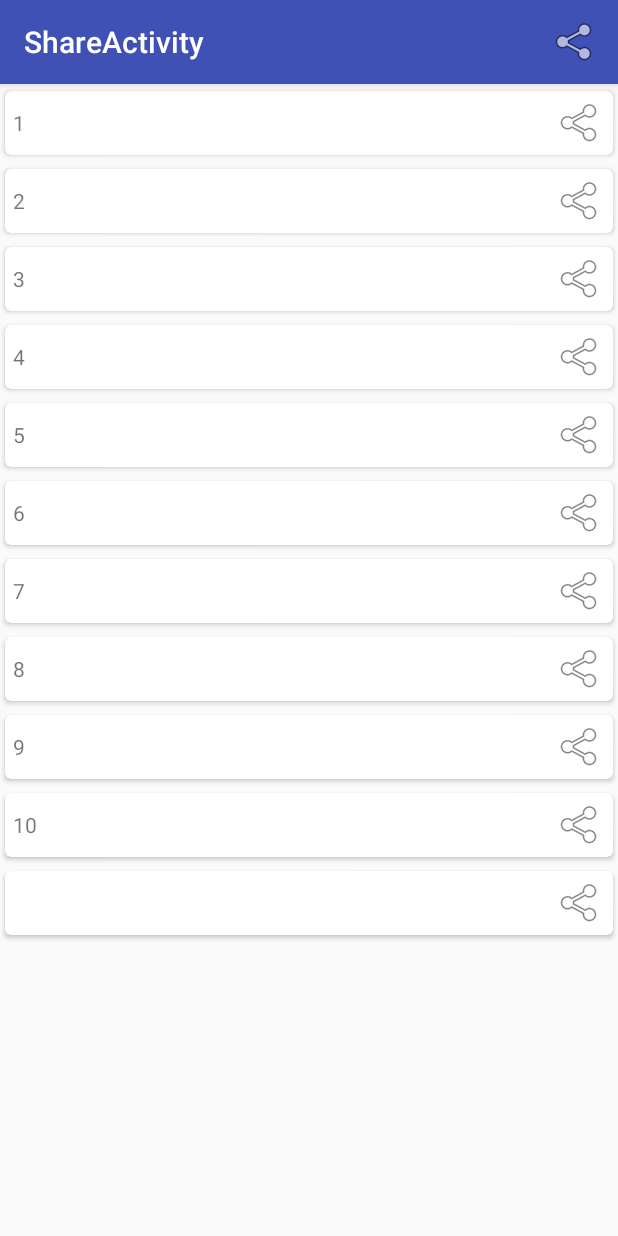
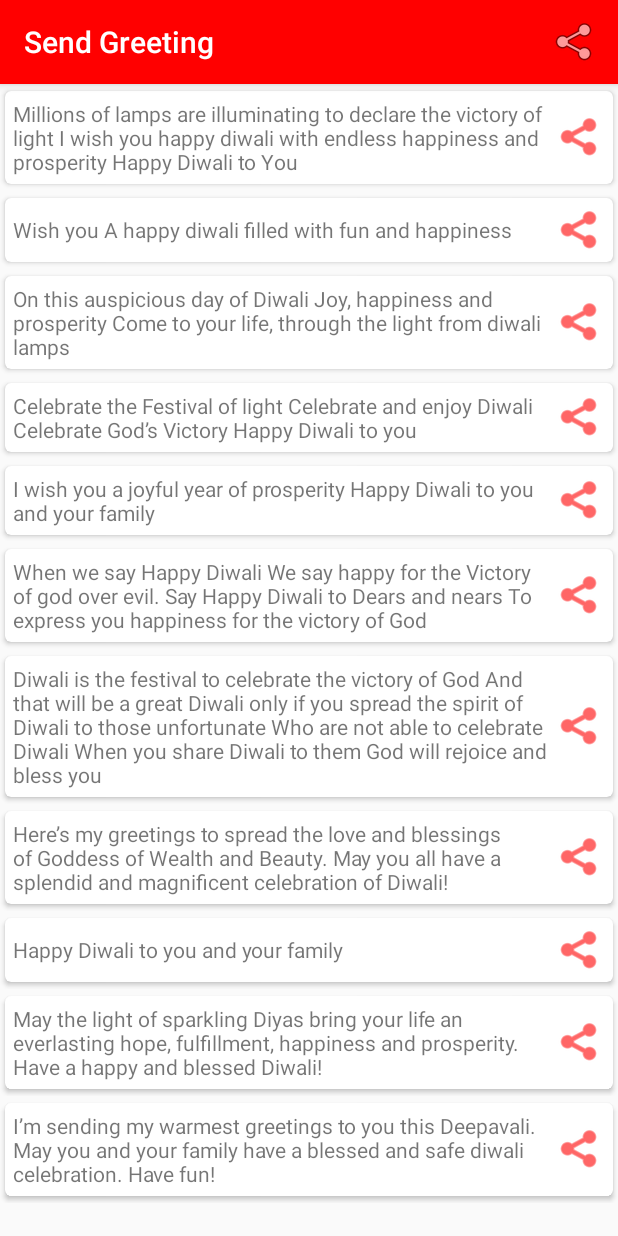
Before and after one commit to kushmpatel/GreetingApp, an Android app: the screen it shows after launch (ShareActivity), after a tap on an icon or button, on a phone screen of 412 x 824 dp. Run offline under Robolectric (Android 15) with nearby library versions, the phone set to English and light mode, and no system bars; our stand-ins replace AdMob.

Commit message:
new messages added

```diff
--- a/app/src/main/java/com/andapps/greeting/adapter/AdapterMessageList.java
+++ b/app/src/main/java/com/andapps/greeting/adapter/AdapterMessageList.java
@@ -1,13 +1,13 @@
 package com.andapps.greeting.adapter;
 
 import android.app.Activity;
+import android.content.Intent;
 import android.support.v7.widget.RecyclerView;
 import android.view.LayoutInflater;
 import android.view.View;
 import android.view.ViewGroup;
 import android.widget.ImageView;
 import android.widget.TextView;
-import android.widget.Toast;
 
 import com.andapps.greeting.R;
 
@@ -42,7 +42,7 @@ public class AdapterMessageList extends RecyclerView.Adapter<RecyclerView.ViewHo
         myHolder.ivShare.setOnClickListener(new View.OnClickListener() {
             @Override
             public void onClick(View v) {
-                Toast.makeText(activity,"Clicked on "+position+" position",Toast.LENGTH_SHORT).show();
+                shareIntent(msgList[position]);
             }
         });
     }
@@ -52,10 +52,10 @@ public class AdapterMessageList extends RecyclerView.Adapter<RecyclerView.ViewHo
         return msgList.length;
     }
 
-     class MessageViewHolder extends RecyclerView.ViewHolder {
+    class MessageViewHolder extends RecyclerView.ViewHolder {
         final TextView tvMessage;
         final View rootView;
-         final ImageView ivShare;
+        final ImageView ivShare;
 
         MessageViewHolder(View itemView) {
             super(itemView);
@@ -64,4 +64,13 @@ public class AdapterMessageList extends RecyclerView.Adapter<RecyclerView.ViewHo
             ivShare = (ImageView) itemView.findViewById(R.id.ivShare);
         }
     }
+
+    private void shareIntent(String message) {
+        Intent sharingIntent = new Intent(android.content.Intent.ACTION_SEND);
+        sharingIntent.setType("text/plain");
+        String shareBodyText = message;
+        sharingIntent.putExtra(android.content.Intent.EXTRA_SUBJECT, "Greetings");
+        sharingIntent.putExtra(android.content.Intent.EXTRA_TEXT, shareBodyText);
+        activity.startActivity(Intent.createChooser(sharingIntent, "Send"));
+    }
 }
--- a/app/src/main/res/layout/list_item_row_message.xml
+++ b/app/src/main/res/layout/list_item_row_message.xml
@@ -1,41 +1,45 @@
 <?xml version="1.0" encoding="utf-8"?>
 <LinearLayout xmlns:android="http://schemas.android.com/apk/res/android"
     xmlns:card_view="http://schemas.android.com/apk/res-auto"
-    android:orientation="vertical" android:layout_width="match_parent"
-    android:layout_height="wrap_content">
+    android:layout_width="match_parent"
+    android:layout_height="wrap_content"
+    android:orientation="vertical">
 
-    <android.support.v7.widget.CardView
-        xmlns:card_view="http://schemas.android.com/apk/res-auto"
+    <android.support.v7.widget.CardView xmlns:card_view="http://schemas.android.com/apk/res-auto"
         android:id="@+id/card_view"
-        android:layout_gravity="center"
         android:layout_width="match_parent"
         android:layout_height="wrap_content"
+        android:layout_gravity="center"
+        card_view:cardBackgroundColor="@android:color/white"
         card_view:cardCornerRadius="4dp"
-        card_view:cardBackgroundColor="@android:color/white"
-        card_view:cardUseCompatPadding="true"
-        card_view:cardElevation="2dp">
+        card_view:cardElevation="2dp"
+        card_view:cardUseCompatPadding="true">
 
-        <LinearLayout
-            android:orientation="horizontal"
+        <RelativeLayout
             android:layout_width="match_parent"
             android:layout_height="match_parent"
-            android:padding="5dp"
-            android:gravity="center_vertical">
+            android:gravity="center_vertical"
+            android:orientation="horizontal"
+            android:padding="5dp">
+
             <TextView
+                android:id="@+id/tvMessage"
                 android:layout_width="wrap_content"
                 android:layout_height="wrap_content"
-                android:id="@+id/tvMessage"/>
-            <RelativeLayout
-                android:layout_width="match_parent"
-                android:layout_height="wrap_content">
-                <ImageView
-                    android:id="@+id/ivShare"
-                    android:layout_width="wrap_content"
-                    android:layout_height="wrap_content"
-                    android:layout_alignParentRight="true"
-                    android:src="@android:drawable/ic_menu_share"/>
-            </RelativeLayout>
-        </LinearLayout>
+                android:layout_centerVertical="true"
+                android:text=""
+                android:layout_toLeftOf="@+id/ivShare"
+                android:layout_alignParentLeft="true"/>
+
+            <ImageView
+                android:id="@+id/ivShare"
+                android:layout_width="wrap_content"
+                android:layout_height="wrap_content"
+                android:layout_alignParentRight="true"
+                android:layout_centerVertical="true"
+                android:tint="@color/colorPrimary"
+                android:src="@android:drawable/ic_menu_share" />
+        </RelativeLayout>
 
 
     </android.support.v7.widget.CardView>
--- a/app/src/main/res/values/colors.xml
+++ b/app/src/main/res/values/colors.xml
@@ -1,6 +1,6 @@
 <?xml version="1.0" encoding="utf-8"?>
 <resources>
-    <color name="colorPrimary">#3F51B5</color>
-    <color name="colorPrimaryDark">#303F9F</color>
-    <color name="colorAccent">#FF4081</color>
+    <color name="colorPrimary">#ff0000</color>
+    <color name="colorPrimaryDark">#ff0000</color>
+    <color name="colorAccent">#ffff00</color>
 </resources>
--- a/app/src/main/res/values/strings.xml
+++ b/app/src/main/res/values/strings.xml
@@ -1,18 +1,18 @@
 <resources>
     <string name="app_name">Send Greeting</string>
-    <string name="title_activity_share">ShareActivity</string>
+    <string name="title_activity_share">Send Greeting</string>
     <string-array name="message_list">
-        <item>1</item>
-        <item>2</item>
-        <item>3</item>
-        <item>4</item>
-        <item>5</item>
-        <item>6</item>
-        <item>7</item>
-        <item>8</item>
-        <item>9</item>
-        <item>10</item>
-        <item>\uD83D\uDE00</item>
+        <item>Millions of lamps are illuminating to declare the victory of light I wish you happy diwali with endless happiness and prosperity Happy Diwali to You</item>
+        <item>Wish you A happy diwali filled with fun and happiness</item>
+        <item>On this auspicious day of Diwali Joy, happiness and prosperity Come to your life, through the light from diwali lamps</item>
+        <item>Celebrate the Festival of light Celebrate and enjoy Diwali Celebrate God\’s Victory Happy Diwali to you</item>
+        <item>I wish you a joyful year of prosperity Happy Diwali to you and your family </item>
+        <item>When we say Happy Diwali We say happy for the Victory of god over evil. Say Happy Diwali to Dears and nears To express you happiness for the victory of God</item>
+        <item>Diwali is the festival to celebrate the victory of God And that will be a great Diwali only if you spread the spirit of Diwali to those unfortunate Who are not able to celebrate Diwali When you share Diwali to them God will rejoice and bless you</item>
+        <item>Here\’s my greetings to spread the love and blessings of Goddess of Wealth and Beauty. May you all have a splendid and magnificent celebration of Diwali!</item>
+        <item>Happy Diwali to you and your family</item>
+        <item>May the light of sparkling Diyas bring your life an everlasting hope, fulfillment, happiness and prosperity. Have a happy and blessed Diwali!</item>
+        <item>I\’m sending my warmest greetings to you this Deepavali. May you and your family have a blessed and safe diwali celebration. Have fun!</item>
     </string-array>
 
     <string name="banner_home_footer">ca-app-pub-3940256099942544/6300978111</string>
```
